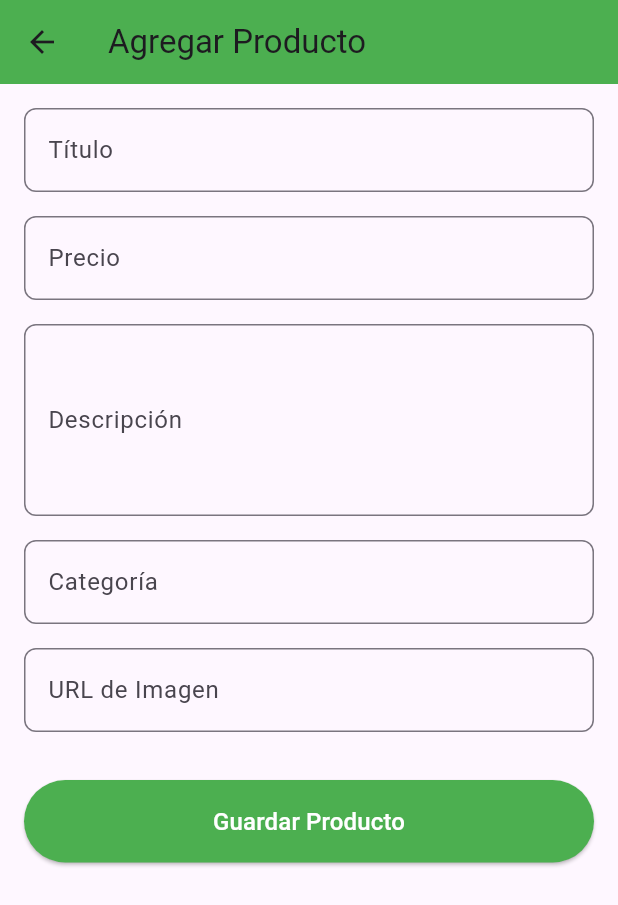
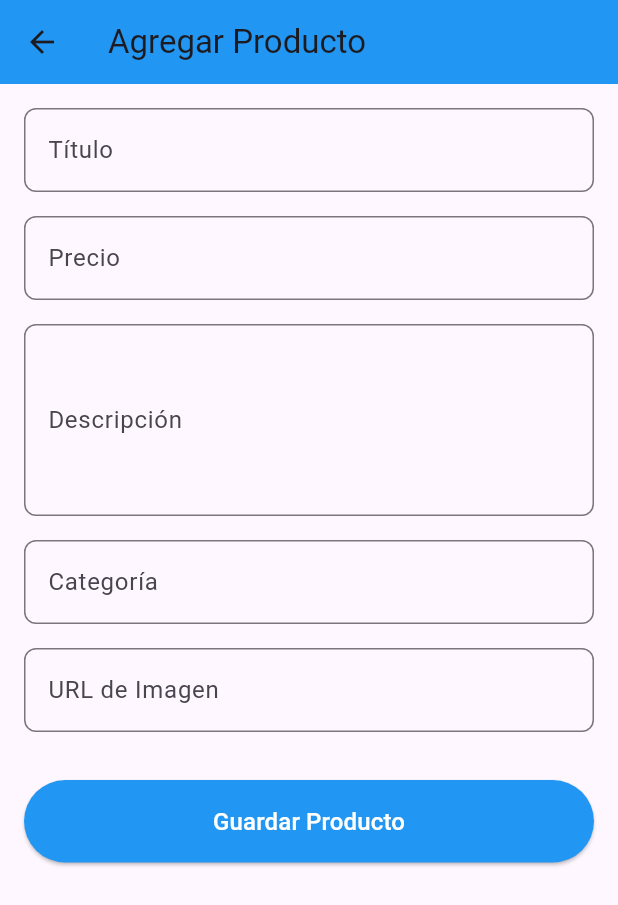
Before and after one commit to HenryPeralta/experience_app, a Flutter app: the AdminDashboardView screen opened directly, after a tap on the "add" icon, on a phone screen of 412 x 824 dp. Shown: the top 905 px of the screen. Run offline on Flutter 3.47's test engine with Material 3 defaults, Android fonts, the phone set to English and light mode, and no system bars; our stand-ins replace cloud_firestore, firebase_auth, firebase_core, flutter_riverpod, riverpod; accounts and stored records are empty; network calls fail.

Commit message:
Agregando cambios de diseño

```diff
--- a/lib/features/admin/presentation/views/add_product_view.dart
+++ b/lib/features/admin/presentation/views/add_product_view.dart
@@ -84,7 +84,7 @@ class _AddProductViewState extends ConsumerState<AddProductView> {
     return Scaffold(
       appBar: AppBar(
         title: const Text('Agregar Producto'),
-        backgroundColor: Colors.green,
+        backgroundColor: Colors.blue,
       ),
       body: SingleChildScrollView(
         padding: const EdgeInsets.all(16),
@@ -184,7 +184,7 @@ class _AddProductViewState extends ConsumerState<AddProductView> {
                 child: ElevatedButton(
                   onPressed: _isLoading ? null : _submitForm,
                   style: ElevatedButton.styleFrom(
-                    backgroundColor: Colors.green,
+                    backgroundColor: Colors.blue,
                     padding: const EdgeInsets.symmetric(vertical: 16),
                   ),
                   child: _isLoading
--- a/lib/features/admin/presentation/views/admin_dashboard_view.dart
+++ b/lib/features/admin/presentation/views/admin_dashboard_view.dart
@@ -4,7 +4,7 @@ import 'package:flutter_riverpod/flutter_riverpod.dart';
 import '../../../auth/presentation/providers/auth_provider.dart';
 import '../../../auth/presentation/providers/dependency_injection.dart';
 import '../../../auth/presentation/views/login_view.dart';
-import '../../../ecommerce/presentation/views/cart_view.dart';
+import '../../../ecommerce/presentation/providers/product_provider.dart';
 import '../providers/admin_providers.dart';
 import 'add_product_view.dart';
 
@@ -25,71 +25,57 @@ class AdminDashboardView extends ConsumerWidget {
           );
         }
 
-        final productsAsync = ref.watch(getAdminProductsProvider(user.uid));
+        final productsAsync = ref.watch(allProductsProvider);
 
         return Scaffold(
-          appBar: AppBar(
-            title: const Text('Panel Admin'),
-            backgroundColor: Colors.green,
-            actions: [
+          backgroundColor: Colors.white,
+          body: SafeArea(
+            child: Column(
+              children: [
+              // Header igual al del usuario
               Padding(
-                padding: const EdgeInsets.all(16),
-                child: Center(
-                  child: Text(
-                    user.email,
-                    style: const TextStyle(color: Colors.white),
+                padding: const EdgeInsets.symmetric(
+                  horizontal: 16,
+                  vertical: 12,
+                ),
+                child: Row(
+                  children: [
+                    Expanded(
+                      child: Container(
+                        height: 40,
+                        decoration: BoxDecoration(
+                          color: Colors.grey.shade100,
+                          borderRadius: BorderRadius.circular(8),
+                        ),
+                        child: Row(
+                          children: [
+                            Padding(
+                              padding: const EdgeInsets.symmetric(
+                                horizontal: 12,
+                              ),
+                              child: Icon(
+                                Icons.search,
+                                color: Colors.grey.shade600,
+                              ),
+                            ),
+                            Expanded(
+                              child: TextField(
+                                decoration: InputDecoration(
+                                  hintText: 'Search',
+                                  border: InputBorder.none,
+                                  hintStyle: TextStyle(
+                                    color: Colors.grey.shade500,
+                                  ),
                                 ),
                               ),
                             ),
                           ],
                         ),
-          drawer: Drawer(
-            child: ListView(
-              padding: EdgeInsets.zero,
-              children: [
-                DrawerHeader(
-                  decoration: BoxDecoration(
-                    color: Colors.green,
-                  ),
-                  child: Column(
-                    crossAxisAlignment: CrossAxisAlignment.start,
-                    mainAxisAlignment: MainAxisAlignment.end,
-                    children: [
-                      const Text(
-                        'Admin Panel',
-                        style: TextStyle(
-                          color: Colors.white,
-                          fontSize: 24,
-                          fontWeight: FontWeight.bold,
                       ),
                     ),
-                      Text(
-                        user.email,
-                        style: const TextStyle(
-                          color: Colors.white,
-                          fontSize: 14,
-                        ),
-                      ),
-                    ],
-                  ),
-                ),
-                ListTile(
-                  leading: const Icon(Icons.shopping_cart),
-                  title: const Text('Ver Carrito'),
+                    const SizedBox(width: 12),
+                    GestureDetector(
                       onTap: () {
-                    Navigator.pop(context);
-                    Navigator.push(
-                      context,
-                      MaterialPageRoute(builder: (_) => const CartView()),
-                    );
-                  },
-                ),
-                const Divider(),
-                ListTile(
-                  leading: const Icon(Icons.logout),
-                  title: const Text('Cerrar Sesión'),
-                  onTap: () {
-                    Navigator.pop(context); // Cerrar drawer primero
                         showDialog(
                           context: context,
                           builder: (context) => AlertDialog(
@@ -117,54 +103,141 @@ class AdminDashboardView extends ConsumerWidget {
                           ),
                         );
                       },
+                      child: Tooltip(
+                        message: 'Cerrar Sesión',
+                        child: CircleAvatar(
+                          radius: 18,
+                          backgroundColor: Colors.red,
+                          child: const Icon(
+                            Icons.logout,
+                            color: Colors.white,
+                            size: 18,
+                          ),
+                        ),
+                      ),
                     ),
                   ],
                 ),
               ),
-          body: Padding(
-            padding: const EdgeInsets.all(16),
-            child: Column(
-              crossAxisAlignment: CrossAxisAlignment.start,
-              children: [
-                const Text(
-                  'Mis Productos',
-                  style: TextStyle(
-                    fontSize: 24,
+              const SizedBox(height: 16),
+
+              // Título de Todos los Productos
+              Padding(
+                padding: const EdgeInsets.symmetric(horizontal: 16),
+                child: Align(
+                  alignment: Alignment.centerLeft,
+                  child: Text(
+                    'Todos los Productos',
+                    style: const TextStyle(
+                      fontSize: 20,
                       fontWeight: FontWeight.bold,
                     ),
                   ),
+                ),
+              ),
               const SizedBox(height: 16),
-                productsAsync.when(
+              // Lista de productos - expandida
+              Expanded(
+                child: Padding(
+                  padding: const EdgeInsets.symmetric(horizontal: 16),
+                  child: productsAsync.when(
                     data: (products) {
                       if (products.isEmpty) {
-                      return Expanded(
-                        child: Center(
-                          child: Text('No tienes productos aún'),
+                        return Center(
+                          child: Column(
+                            mainAxisAlignment: MainAxisAlignment.center,
+                            children: [
+                              Icon(
+                                Icons.shopping_bag_outlined,
+                                size: 64,
+                                color: Colors.grey.shade300,
+                              ),
+                              const SizedBox(height: 16),
+                              Text(
+                                'No hay productos en el sistema',
+                                style: TextStyle(
+                                  fontSize: 16,
+                                  color: Colors.grey.shade600,
+                                ),
+                              ),
+                            ],
                           ),
                         );
                       }
-                    return Expanded(
-                      child: ListView.builder(
+                      return ListView.builder(
                         itemCount: products.length,
                         itemBuilder: (context, index) {
                           final product = products[index];
                           return Card(
-                            child: ListTile(
-                              leading: Image.network(
+                            margin: const EdgeInsets.only(bottom: 12),
+                            shape: RoundedRectangleBorder(
+                              borderRadius: BorderRadius.circular(12),
+                            ),
+                            child: Padding(
+                              padding: const EdgeInsets.all(12),
+                              child: Row(
+                                children: [
+                                  // Imagen del producto
+                                  ClipRRect(
+                                    borderRadius: BorderRadius.circular(8),
+                                    child: Image.network(
                                       product.image,
                                       width: 80,
+                                      height: 80,
                                       fit: BoxFit.cover,
                                       errorBuilder: (_, __, ___) {
                                         return Container(
                                           width: 80,
-                                    color: Colors.grey[300],
-                                    child: Icon(Icons.image_not_supported),
+                                          height: 80,
+                                          decoration: BoxDecoration(
+                                            color: Colors.grey.shade200,
+                                            borderRadius: BorderRadius.circular(8),
+                                          ),
+                                          child: Icon(
+                                            Icons.image_not_supported,
+                                            color: Colors.grey.shade400,
+                                          ),
                                         );
                                       },
                                     ),
-                              title: Text(product.title),
-                              subtitle: Text('\$${product.price}'),
-                              trailing: IconButton(
+                                  ),
+                                  const SizedBox(width: 12),
+                                  // Información del producto
+                                  Expanded(
+                                    child: Column(
+                                      crossAxisAlignment: CrossAxisAlignment.start,
+                                      children: [
+                                        Text(
+                                          product.title,
+                                          style: const TextStyle(
+                                            fontSize: 14,
+                                            fontWeight: FontWeight.bold,
+                                          ),
+                                          maxLines: 2,
+                                          overflow: TextOverflow.ellipsis,
+                                        ),
+                                        const SizedBox(height: 4),
+                                        Text(
+                                          product.category,
+                                          style: TextStyle(
+                                            fontSize: 12,
+                                            color: Colors.grey.shade600,
+                                          ),
+                                        ),
+                                        const SizedBox(height: 8),
+                                        Text(
+                                          '\$${product.price.toStringAsFixed(2)}',
+                                          style: const TextStyle(
+                                            fontSize: 14,
+                                            fontWeight: FontWeight.bold,
+                                            color: Colors.blue,
+                                          ),
+                                        ),
+                                      ],
+                                    ),
+                                  ),
+                                  // Botón de eliminar
+                                  IconButton(
                                     icon: const Icon(Icons.delete, color: Colors.red),
                                     onPressed: () {
                                       _deleteProduct(
@@ -174,20 +247,19 @@ class AdminDashboardView extends ConsumerWidget {
                                       );
                                     },
                                   ),
+                                ],
+                              ),
                             ),
                           );
                         },
-                      ),
                       );
                     },
-                  loading: () => Expanded(
-                    child: Center(
+                    loading: () => const Center(
                       child: CircularProgressIndicator(),
                     ),
+                    error: (err, st) => Center(
+                      child: Text('Error: $err'),
                     ),
-                  error: (err, st) => Expanded(
-                    child: Center(
-                      child: Text('Error: $err'),
                   ),
                 ),
               ),
@@ -201,14 +273,14 @@ class AdminDashboardView extends ConsumerWidget {
                 MaterialPageRoute(builder: (_) => const AddProductView()),
               );
             },
-            backgroundColor: Colors.green,
+            backgroundColor: Colors.blue,
             child: const Icon(Icons.add),
           ),
         );
       },
       loading: () => Scaffold(
         body: Center(
-          child: CircularProgressIndicator(),
+          child: const CircularProgressIndicator(),
         ),
       ),
       error: (err, st) => Scaffold(
```
Lines whose indentation alone changed are shown as unchanged.
